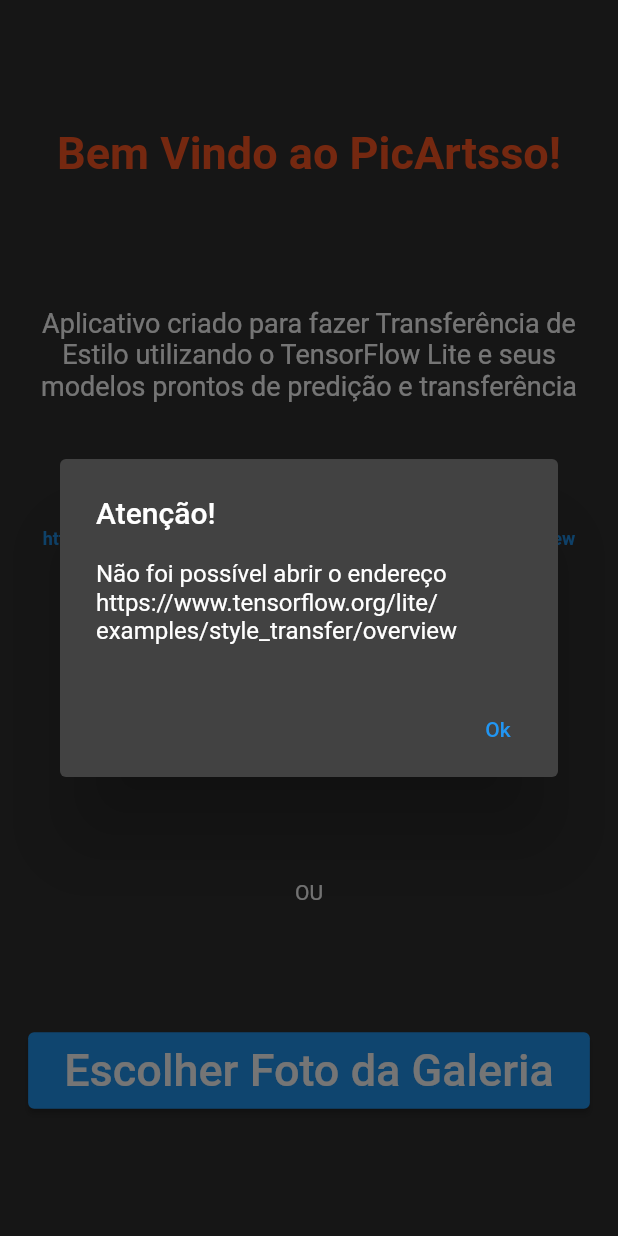
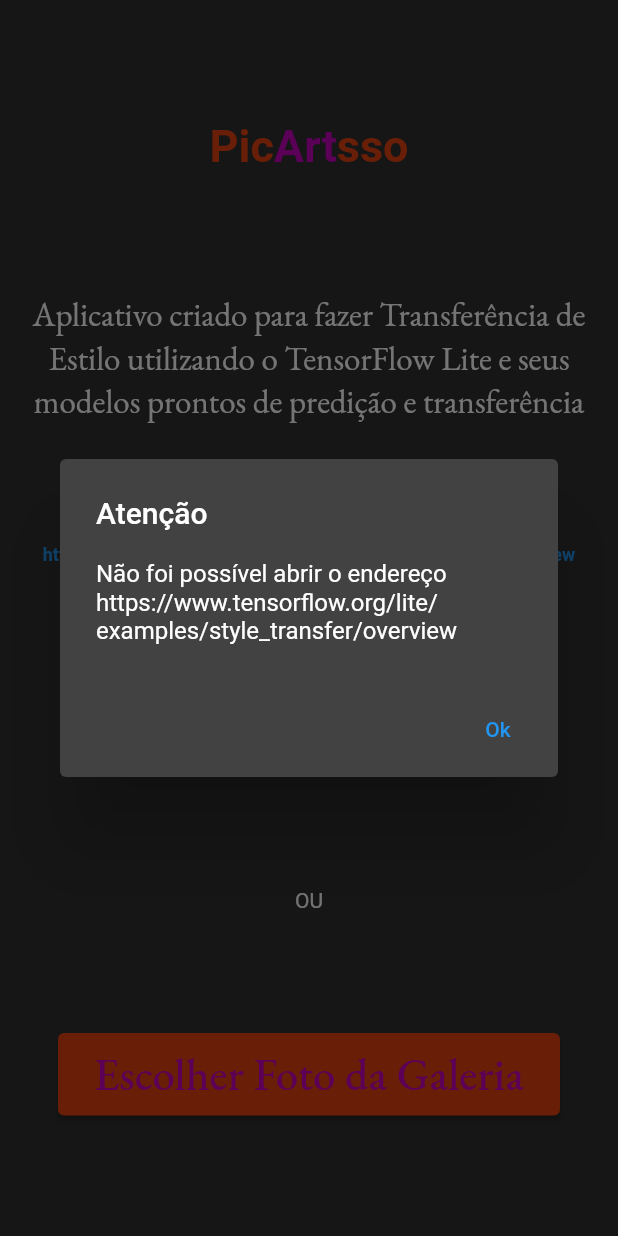
Before and after one commit to carloshpb/picartsso, a Flutter app: the screen it shows after launch, after a tap on "https://www.tensorflow.org/lite/examples", on a phone screen of 412 x 824 dp. Run offline on Flutter 3.47's test engine with Material 2 defaults, Android fonts, the phone set to English and light mode, and no system bars; drawn by our look-alikes of auto_size_text; our stand-ins replace auto_route, flutter_native_splash, flutter_riverpod, freezed_annotation, google_fonts, image_gallery_saver and 3 more; missing offline and left inert: enough_convert, flutter_overlay_loader, tflite_flutter.

Commit message:
- better aesthetics (fonts, colors)

```diff
--- a/flutter_native_splash.yaml
+++ b/flutter_native_splash.yaml
@@ -10,7 +10,7 @@ flutter_native_splash:
   # of your splash screen to a solid color.  Use background_image to set the background of your
   # splash screen to a png image.  This is useful for gradients. The image will be stretch to the
   # size of the app. Only one parameter can be used, color and background_image cannot both be set.
-  color: "#42a5f5"
+  #color: "#42a5f5"
   #background_image: "assets/background.png"
 
   # Optional parameters are listed below.  To enable a parameter, uncomment the line by removing
--- a/lib/presentation/view/screens/home_screen.dart
+++ b/lib/presentation/view/screens/home_screen.dart
@@ -2,6 +2,7 @@ import 'package:auto_size_text/auto_size_text.dart';
 import 'package:flutter/material.dart';
 import 'package:flutter_native_splash/flutter_native_splash.dart';
 import 'package:flutter_riverpod/flutter_riverpod.dart';
+import 'package:google_fonts/google_fonts.dart';
 import 'package:image_picker/image_picker.dart';
 import 'package:url_launcher/url_launcher.dart';
 
@@ -51,25 +52,40 @@ class HomeScreen extends ConsumerWidget {
               mainAxisAlignment: MainAxisAlignment.spaceEvenly,
               crossAxisAlignment: CrossAxisAlignment.center,
               children: [
-                const Flexible(
-                  child: AutoSizeText(
-                    "Bem Vindo ao PicArtsso!",
+                Flexible(
+                  child: AutoSizeText.rich(
+                    const TextSpan(
+                      text: 'Pic',
+                      children: [
+                        TextSpan(
+                          text: 'Art',
+                          style: TextStyle(
+                            color: Color.fromARGB(255, 199, 0, 189),
+                          ),
+                        ),
+                        TextSpan(text: 'sso'),
+                      ],
+                    ),
                     textAlign: TextAlign.center,
-                    style: TextStyle(
-                      color: Colors.deepOrange,
+                    style: GoogleFonts.merienda(
+                      textStyle: const TextStyle(
+                        color: Color.fromARGB(255, 228, 66, 17),
                         fontSize: 30.0,
                         fontWeight: FontWeight.bold,
                       ),
-                    maxLines: 2,
+                    ),
+                    maxLines: 1,
                   ),
                 ),
-                const Flexible(
+                Flexible(
                   child: AutoSizeText(
                     "Aplicativo criado para fazer Transferência de Estilo utilizando o TensorFlow Lite e seus modelos prontos de predição e transferência",
                     textAlign: TextAlign.center,
-                    style: TextStyle(
+                    style: GoogleFonts.ebGaramond(
+                      textStyle: const TextStyle(
                         color: Colors.white,
                         fontSize: 30.0,
+                      ),
                     ),
                     maxLines: 3,
                   ),
@@ -81,13 +97,21 @@ class HomeScreen extends ConsumerWidget {
                         return await showDialog(
                           context: context,
                           builder: (context) => AlertDialog(
-                            title: const Text('Atenção!'),
+                            title: Text(
+                              'Atenção',
+                              style: GoogleFonts.roboto(),
+                            ),
                             content: Text(
-                                'Não foi possível abrir o endereço $_tensorFlowLiteUri'),
+                              'Não foi possível abrir o endereço $_tensorFlowLiteUri',
+                              style: GoogleFonts.roboto(),
+                            ),
                             actions: <Widget>[
                               TextButton(
                                 onPressed: () => router.pop(),
-                                child: const Text('Ok'),
+                                child: Text(
+                                  'Ok',
+                                  style: GoogleFonts.roboto(),
+                                ),
                               ),
                             ],
                           ),
@@ -97,10 +121,12 @@ class HomeScreen extends ConsumerWidget {
                     child: AutoSizeText(
                       _tensorFlowLiteUri,
                       textAlign: TextAlign.center,
-                      style: const TextStyle(
+                      style: GoogleFonts.roboto(
+                        textStyle: const TextStyle(
                           color: Colors.blue,
                           fontSize: 30.0,
                           fontWeight: FontWeight.bold,
+                        ),
                       ),
                       maxLines: 1,
                     ),
@@ -117,25 +143,39 @@ class HomeScreen extends ConsumerWidget {
                       await showDialog(
                         context: context,
                         builder: (context) => AlertDialog(
-                          title: const Text('Aviso !'),
-                          content: Text(result),
+                          title: Text(
+                            'Atenção',
+                            style: GoogleFonts.roboto(),
+                          ),
+                          content: Text(
+                            result,
+                            style: GoogleFonts.roboto(),
+                          ),
                           actions: <Widget>[
                             TextButton(
                               onPressed: () => router.pop(),
-                              child: const Text('Ok'),
+                              child: Text(
+                                'Ok',
+                                style: GoogleFonts.roboto(),
+                              ),
                             ),
                           ],
                         ),
                       );
                     }
                   },
-                  child: const Padding(
-                    padding: EdgeInsets.all(8.0),
+                  style: ElevatedButton.styleFrom(
+                    primary: const Color.fromARGB(255, 228, 66, 17),
+                  ),
+                  child: Padding(
+                    padding: const EdgeInsets.all(8.0),
                     child: AutoSizeText(
                       "Tirar Foto",
-                      style: TextStyle(
+                      style: GoogleFonts.ebGaramond(
+                        textStyle: const TextStyle(
                           fontSize: 30.0,
-                        color: Colors.white,
+                          color: Color.fromARGB(255, 199, 0, 189),
+                        ),
                       ),
                       maxLines: 1,
                     ),
@@ -170,13 +210,18 @@ class HomeScreen extends ConsumerWidget {
                       );
                     }
                   },
-                  child: const Padding(
-                    padding: EdgeInsets.all(8.0),
+                  style: ElevatedButton.styleFrom(
+                    primary: const Color.fromARGB(255, 228, 66, 17),
+                  ),
+                  child: Padding(
+                    padding: const EdgeInsets.all(8.0),
                     child: AutoSizeText(
                       "Escolher Foto da Galeria",
-                      style: TextStyle(
+                      style: GoogleFonts.ebGaramond(
+                        textStyle: const TextStyle(
                           fontSize: 30.0,
-                        color: Colors.white,
+                          color: Color.fromARGB(255, 199, 0, 189),
+                        ),
                       ),
                       maxLines: 1,
                     ),
--- a/pubspec.yaml
+++ b/pubspec.yaml
@@ -40,6 +40,7 @@ dependencies:
   flutter_native_splash: ^2.2.5
   flutter_riverpod: ^2.0.0-dev.9
   freezed_annotation: ^2.1.0
+  google_fonts: ^3.0.1
   image: ^3.2.0
   image_gallery_saver: ^1.7.1
   image_picker: ^0.8.5+3
```
Also changed, not shown: lib/presentation/view/screens/transfer_style_screen.dart (+60 -17 lines), pubspec.lock. Lines whose indentation alone changed are shown as unchanged.
